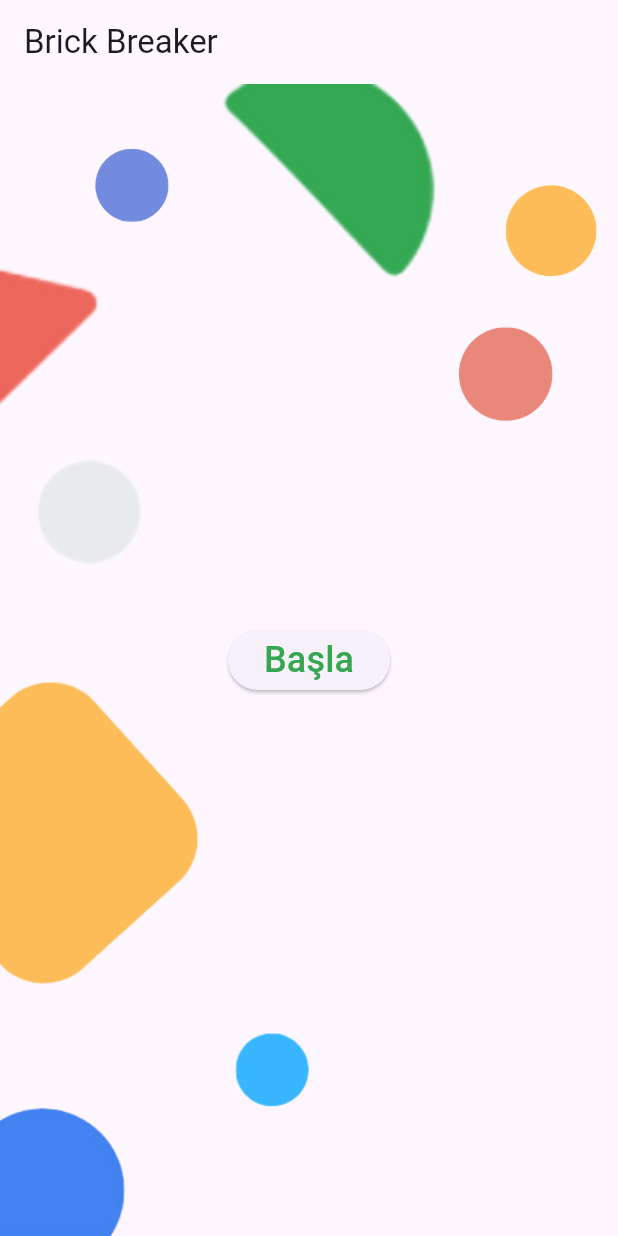
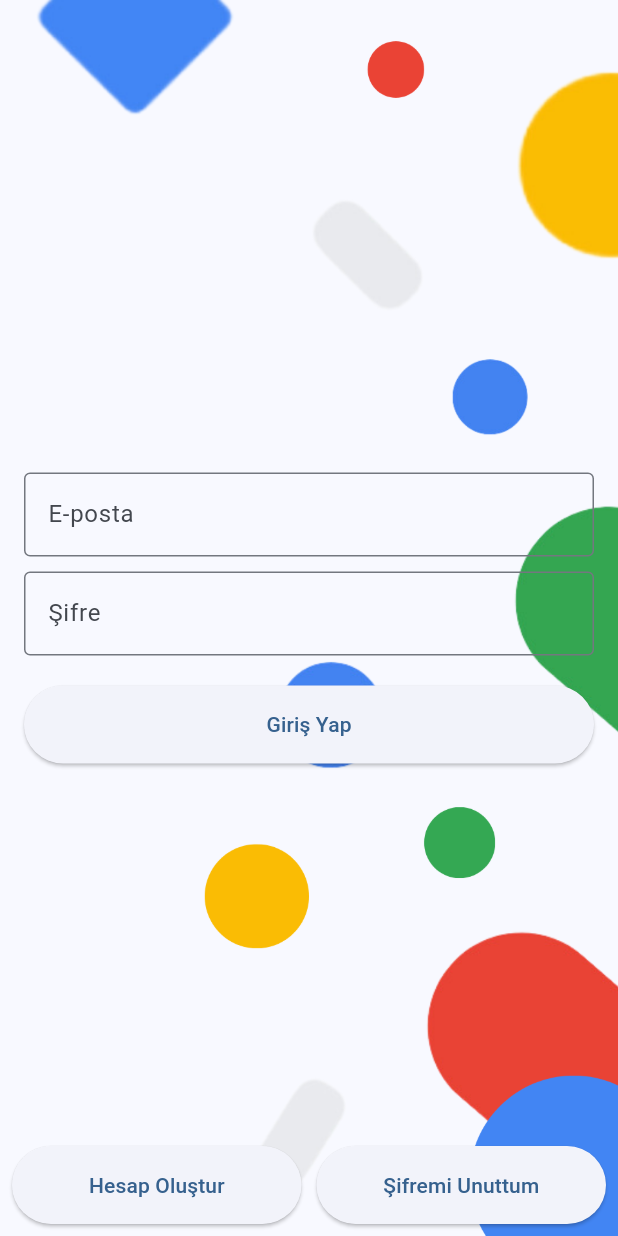
Before and after one commit to Bavsimus/Google-Ai-AppJam-BrickBreaker, a Flutter app: the screen it shows after launch, on a phone screen of 412 x 824 dp. Run offline on Flutter 3.47's test engine with Material 3 defaults, Android fonts, the phone set to English and light mode, and no system bars.

Commit message:
Login page
login page added.

```diff
--- a/lib/main.dart
+++ b/lib/main.dart
@@ -1,4 +1,3 @@
-import 'package:flutter/cupertino.dart';
 import 'package:flutter/material.dart';
 import 'dart:async';
 import 'brickgame.dart';
@@ -13,24 +12,184 @@ class BrickBreakerApp extends StatelessWidget {
     return MaterialApp(
       title: 'Brick Breaker',
       theme: ThemeData(
-        primarySwatch: Colors.blue,
+        colorScheme: ColorScheme.fromSeed(seedColor: Colors.blue), // MD3 renk şeması
+        useMaterial3: true, // MD3'ü etkinleştirmek için
       ),
-      home: MainMenu(), // Başlangıç ekranı ana menü olacak
+      home: LoginScreen(), // Başlangıç ekranı giriş ekranı olacak
     );
   }
 }
 
+// Giriş ekranı
+class LoginScreen extends StatefulWidget {
+  @override
+  _LoginScreenState createState() => _LoginScreenState();
+}
+
+class _LoginScreenState extends State<LoginScreen> {
+  final TextEditingController _emailController = TextEditingController();
+  final TextEditingController _passwordController = TextEditingController();
+
+  void _login() {
+    String email = _emailController.text;
+    String password = _passwordController.text;
+
+    if (email == 'test@example.com' && password == 'password') {
+      Navigator.pushReplacement(
+        context,
+        MaterialPageRoute(builder: (context) => MainMenu()),
+      );
+    } else {
+      // Hatalı giriş mesajı
+      showDialog(
+        context: context,
+        builder: (context) => AlertDialog(
+          title: Text('Hatalı Giriş'),
+          content: Text('Geçersiz e-posta veya şifre.'),
+          actions: [
+            TextButton(
+              onPressed: () {
+                Navigator.of(context).pop();
+              },
+              child: Text('Tamam'),
+            ),
+          ],
+        ),
+      );
+    }
+  }
+
+  void _forgotPassword() {
+    // Şifre sıfırlama işlemleri burada yapılabilir
+    showDialog(
+      context: context,
+      builder: (context) => AlertDialog(
+        title: Text('Şifremi Unuttum'),
+        content: Text('Şifre sıfırlama bağlantısı gönderildi.'),
+        actions: [
+          TextButton(
+            onPressed: () {
+              Navigator.of(context).pop();
+            },
+            child: Text('Tamam'),
+          ),
+        ],
+      ),
+    );
+  }
+
+  void _createAccount() {
+    // Hesap oluşturma işlemleri burada yapılabilir
+    showDialog(
+      context: context,
+      builder: (context) => AlertDialog(
+        title: Text('Hesap Oluştur'),
+        content: Text('Hesap oluşturma sayfasına yönlendiriliyorsunuz.'),
+        actions: [
+          TextButton(
+            onPressed: () {
+              Navigator.of(context).pop();
+            },
+            child: Text('Tamam'),
+          ),
+        ],
+      ),
+    );
+  }
+
+  @override
+  Widget build(BuildContext context) {
+    return Scaffold(
+      body: Stack(
+        children: [
+          Container(
+            decoration: BoxDecoration(
+              image: DecorationImage(
+                image: AssetImage('assets/images/background2.png'), // Giriş ekranı arka plan fotoğrafı
+                fit: BoxFit.cover,
+              ),
+            ),
+          ),
+          Center(
+            child: Padding(
+              padding: EdgeInsets.all(16.0),
+              child: Column(
+                mainAxisSize: MainAxisSize.min,
+                crossAxisAlignment: CrossAxisAlignment.stretch,
+                children: [
+                  TextField(
+                    controller: _emailController,
+                    decoration: InputDecoration(
+                      labelText: 'E-posta',
+                      border: OutlineInputBorder(), // MD3 stiline uygun
+                    ),
+                  ),
+                  SizedBox(height: 10),
+                  TextField(
+                    controller: _passwordController,
+                    decoration: InputDecoration(
+                      labelText: 'Şifre',
+                      border: OutlineInputBorder(), // MD3 stiline uygun
+                    ),
+                    obscureText: true,
+                  ),
+                  SizedBox(height: 20),
+                  ElevatedButton(
+                    onPressed: _login,
+                    child: Text('Giriş Yap'),
+                    style: ElevatedButton.styleFrom(
+                      padding: EdgeInsets.symmetric(vertical: 16), // MD3 stiline uygun
+                    ),
+                  ),
+                ],
+              ),
+            ),
+          ),
+          Align(
+            alignment: Alignment.bottomCenter,
+            child: Padding(
+              padding: const EdgeInsets.all(8.0),
+              child: Row(
+                mainAxisAlignment: MainAxisAlignment.spaceEvenly,
+                children: [
+                  Expanded(
+                    child: ElevatedButton(
+                      onPressed: _createAccount,
+                      child: Text('Hesap Oluştur'),
+                      style: ElevatedButton.styleFrom(
+                        padding: EdgeInsets.symmetric(vertical: 16), // MD3 stiline uygun
+                      ),
+                    ),
+                  ),
+                  SizedBox(width: 10),
+                  Expanded(
+                    child: ElevatedButton(
+                      onPressed: _forgotPassword,
+                      child: Text('Şifremi Unuttum'),
+                      style: ElevatedButton.styleFrom(
+                        padding: EdgeInsets.symmetric(vertical: 16), // MD3 stiline uygun
+                      ),
+                    ),
+                  ),
+                ],
+              ),
+            ),
+          ),
+        ],
+      ),
+    );
+  }
+}
+
+// Ana menü ekranı
 class MainMenu extends StatelessWidget {
   @override
   Widget build(BuildContext context) {
     return Scaffold(
-      appBar: AppBar(
-        title: Text('Brick Breaker'),
-      ),
       body: Container(
         decoration: BoxDecoration(
           image: DecorationImage(
-            image: AssetImage("assets/images/background.png"), // Arkaplan fotoğrafı burada ekleniyor
+            image: AssetImage("assets/images/background.png"), // Ana menü arka plan fotoğrafı
             fit: BoxFit.cover,
           ),
         ),
@@ -42,7 +201,13 @@ class MainMenu extends StatelessWidget {
                 MaterialPageRoute(builder: (context) => BrickBreakerGame()),
               );
             },
-            child: Text('Başla', style: TextStyle(fontSize: 24,color: Color(0xFF36a652),)),
+            child: Text(
+              'Başla',
+              style: TextStyle(fontSize: 24, color: Color(0xFF36a652)),
+            ),
+            style: ElevatedButton.styleFrom(
+              padding: EdgeInsets.symmetric(vertical: 16), // MD3 stiline uygun
+            ),
           ),
         ),
       ),
```
